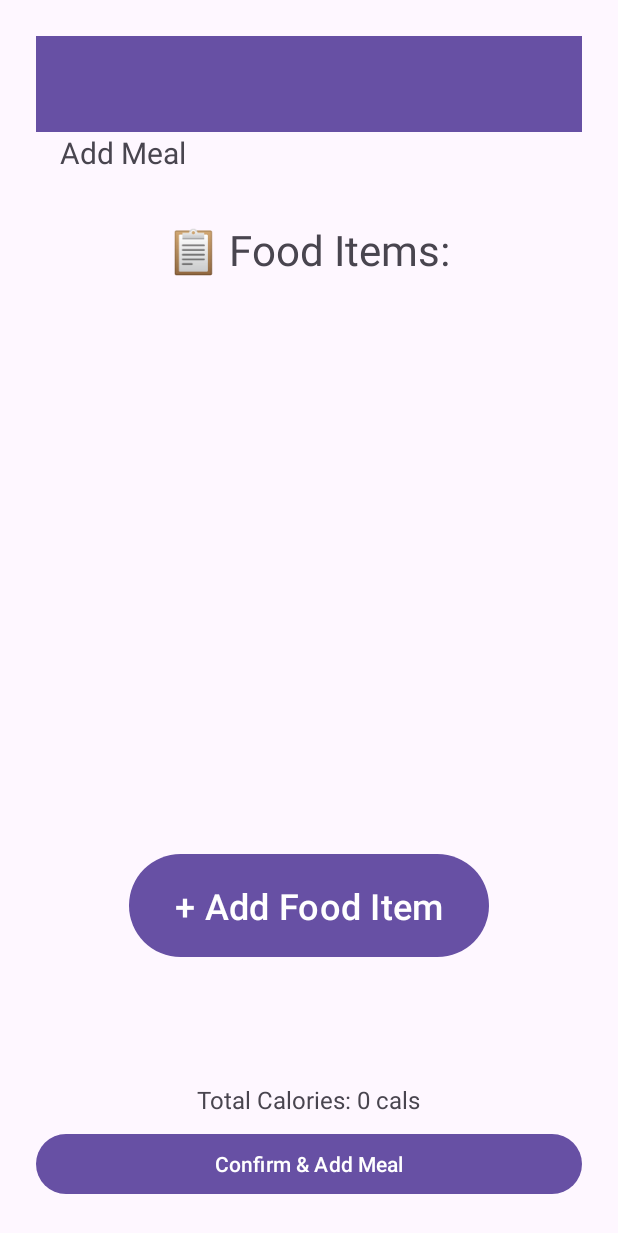
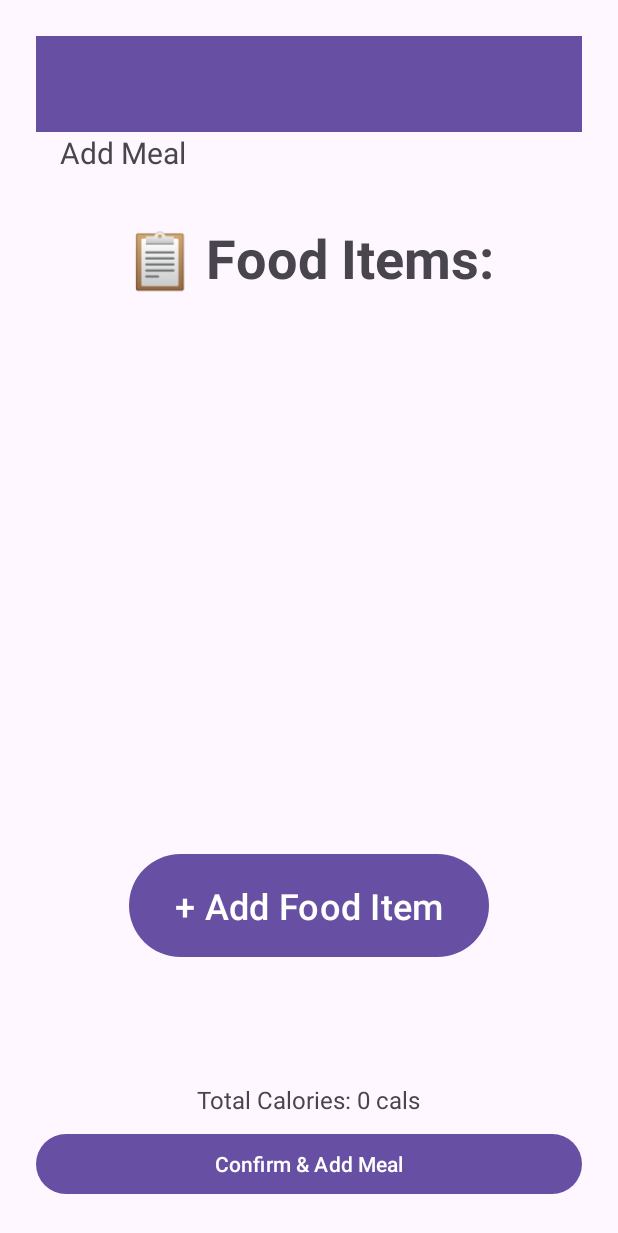
Before and after one commit to kar5252/CMSC-434-Health-App, an Android app: the layout activity_add_meal.xml on its own in the app's theme, with its tools: preview values and no code run, on a phone screen of 412 x 824 dp. Shown: the top 1233 px of the screen. Run offline under Robolectric (Android 15) with nearby library versions, the phone set to English and light mode, and no system bars.

```diff
--- a/app/src/main/res/layout/activity_add_meal.xml
+++ b/app/src/main/res/layout/activity_add_meal.xml
@@ -42,7 +42,8 @@
         android:layout_width="wrap_content"
         android:layout_height="wrap_content"
         android:text="📋 Food Items:"
-        android:textSize="28sp"
+        android:textSize="36sp"
+        android:textStyle="bold"
         android:gravity="center"
         android:layout_marginTop="16dp"/>
 
```
